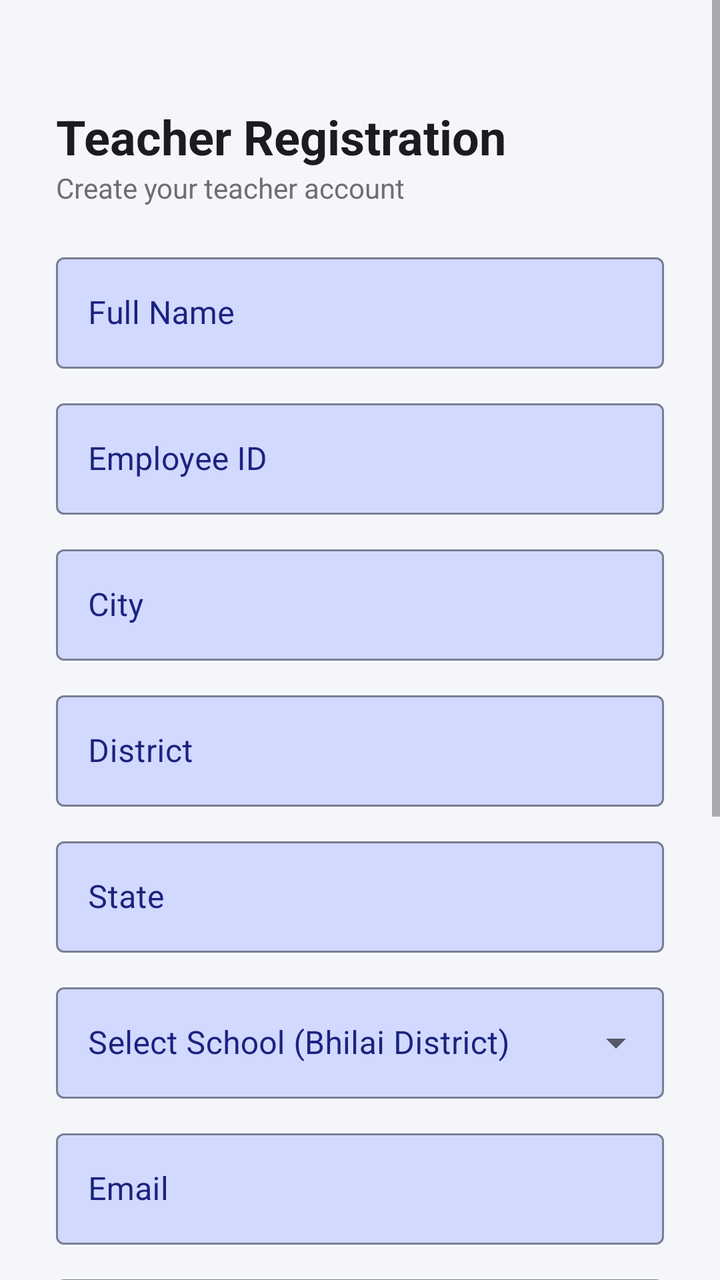
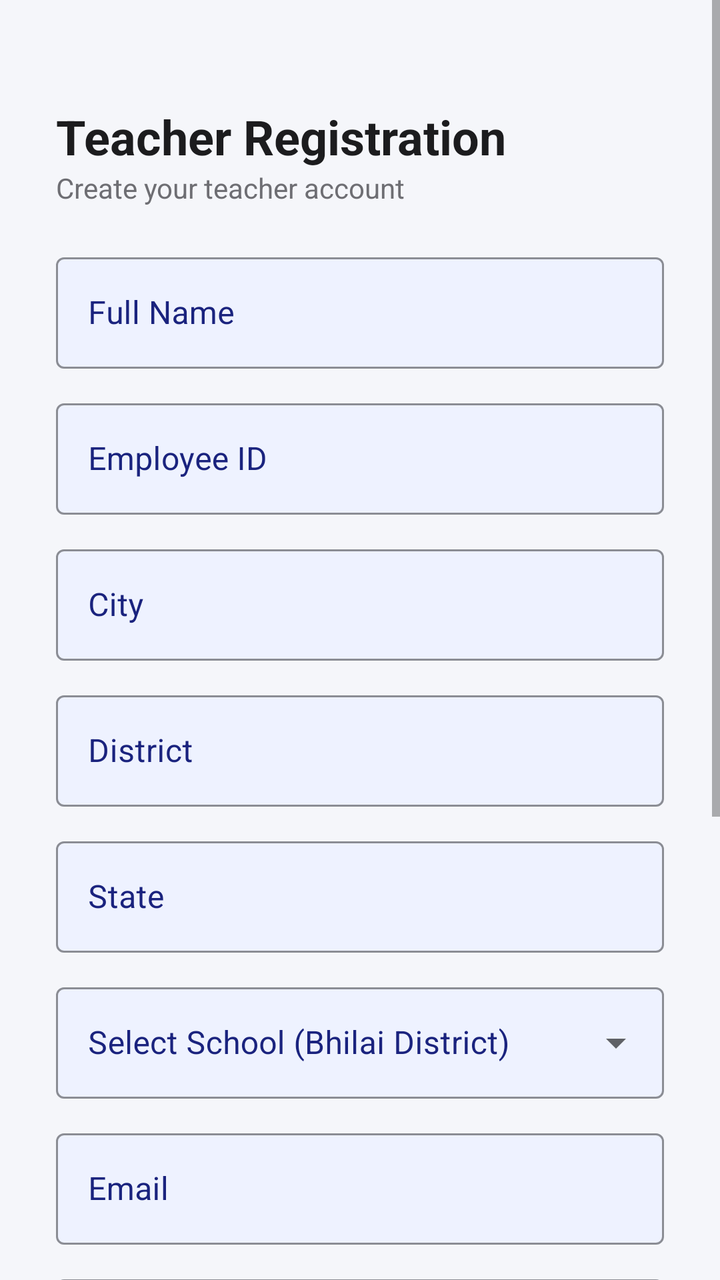

Compare the two renders of this Android layout. The source of the first and the diff that turns it into the second are given below.
<!-- AndroidManifest.xml: application theme Theme.SchoolAttendance -->
<!-- res/layout/activity_register.xml -->
<?xml version="1.0" encoding="utf-8"?>
<ScrollView xmlns:android="http://schemas.android.com/apk/res/android"
    xmlns:app="http://schemas.android.com/apk/res-auto"
    android:layout_width="match_parent"
    android:layout_height="match_parent"
    android:fillViewport="true"
    android:isScrollContainer="true"
    android:background="@color/background">

    <LinearLayout
        android:layout_width="match_parent"
        android:layout_height="wrap_content"
        android:orientation="vertical"
        android:paddingLeft="28dp"
        android:paddingTop="28dp"
        android:paddingRight="28dp"
        android:paddingBottom="100dp">

        <TextView
            android:layout_width="wrap_content"
            android:layout_height="wrap_content"
            android:layout_marginTop="24dp"
            android:text="@string/register_title"
            android:textColor="@color/text_primary"
            android:textSize="24sp"
            android:textStyle="bold" />

        <TextView
            android:layout_width="wrap_content"
            android:layout_height="wrap_content"
            android:layout_marginBottom="20dp"
            android:text="Create your teacher account"
            android:textColor="@color/text_secondary"
            android:textSize="14sp" />

        <com.google.android.material.textfield.TextInputLayout
            style="@style/Widget.MaterialComponents.TextInputLayout.OutlinedBox"
            android:layout_width="match_parent"
            android:layout_height="wrap_content"
            app:boxBackgroundColor="@color/field_bg"
            app:boxStrokeColor="@color/primary"
            android:textColorHint="@color/primary"
            app:hintTextColor="@color/primary"
            android:hint="@string/full_name_hint">
            <com.google.android.material.textfield.TextInputEditText
                android:id="@+id/etFullName"
                android:layout_width="match_parent"
                android:layout_height="wrap_content"
                android:inputType="textPersonName" />
        </com.google.android.material.textfield.TextInputLayout>

        <com.google.android.material.textfield.TextInputLayout
            style="@style/Widget.MaterialComponents.TextInputLayout.OutlinedBox"
            android:layout_width="match_parent"
            android:layout_height="wrap_content"
            app:boxBackgroundColor="@color/field_bg"
            app:boxStrokeColor="@color/primary"
            android:textColorHint="@color/primary"
            app:hintTextColor="@color/primary"
            android:layout_marginTop="12dp"
            android:hint="@string/employee_id_hint">
            <com.google.android.material.textfield.TextInputEditText
                android:id="@+id/etEmployeeId"
                android:layout_width="match_parent"
                android:layout_height="wrap_content"
                android:inputType="text" />
        </com.google.android.material.textfield.TextInputLayout>

        <com.google.android.material.textfield.TextInputLayout
            style="@style/Widget.MaterialComponents.TextInputLayout.OutlinedBox"
            android:layout_width="match_parent"
            android:layout_height="wrap_content"
            app:boxBackgroundColor="@color/field_bg"
            app:boxStrokeColor="@color/primary"
            android:textColorHint="@color/primary"
            app:hintTextColor="@color/primary"
            android:layout_marginTop="12dp"
            android:hint="@string/city_hint">
            <com.google.android.material.textfield.TextInputEditText
                android:id="@+id/etCity"
                android:layout_width="match_parent"
                android:layout_height="wrap_content"
                android:inputType="text" />
        </com.google.android.material.textfield.TextInputLayout>
        <com.google.android.material.textfield.TextInputLayout
            style="@style/Widget.MaterialComponents.TextInputLayout.OutlinedBox"
            android:layout_width="match_parent"
            android:layout_height="wrap_content"
            app:boxBackgroundColor="@color/field_bg"
            app:boxStrokeColor="@color/primary"
            android:textColorHint="@color/primary"
            app:hintTextColor="@color/primary"
            android:layout_marginTop="12dp"
            android:hint="@string/district_hint">
            <com.google.android.material.textfield.TextInputEditText
                android:id="@+id/etDistrict"
                android:layout_width="match_parent"
                android:layout_height="wrap_content"
                android:inputType="text" />
        </com.google.android.material.textfield.TextInputLayout>
        <com.google.android.material.textfield.TextInputLayout
            style="@style/Widget.MaterialComponents.TextInputLayout.OutlinedBox"
            android:layout_width="match_parent"
            android:layout_height="wrap_content"
            app:boxBackgroundColor="@color/field_bg"
            app:boxStrokeColor="@color/primary"
            android:textColorHint="@color/primary"
            app:hintTextColor="@color/primary"
            android:layout_marginTop="12dp"
            android:hint="@string/state_hint">
            <com.google.android.material.textfield.TextInputEditText
                android:id="@+id/etState"
                android:layout_width="match_parent"
                android:layout_height="wrap_content"
                android:inputType="text" />
        </com.google.android.material.textfield.TextInputLayout>

        <com.google.android.material.textfield.TextInputLayout
            style="@style/Widget.MaterialComponents.TextInputLayout.OutlinedBox.ExposedDropdownMenu"
            android:layout_width="match_parent"
            android:layout_height="wrap_content"
            app:boxBackgroundColor="@color/field_bg"
            app:boxStrokeColor="@color/primary"
            android:textColorHint="@color/primary"
            app:hintTextColor="@color/primary"
            android:layout_marginTop="12dp"
            android:hint="Select School (Bhilai District)">
            <AutoCompleteTextView
                android:id="@+id/actvSchool"
                android:layout_width="match_parent"
                android:layout_height="wrap_content"
                android:inputType="text"
                android:completionThreshold="1" />
        </com.google.android.material.textfield.TextInputLayout>

        <com.google.android.material.textfield.TextInputLayout
            style="@style/Widget.MaterialComponents.TextInputLayout.OutlinedBox"
            android:layout_width="match_parent"
            android:layout_height="wrap_content"
            app:boxBackgroundColor="@color/field_bg"
            app:boxStrokeColor="@color/primary"
            android:textColorHint="@color/primary"
            app:hintTextColor="@color/primary"
            android:layout_marginTop="12dp"
            android:hint="@string/email_hint">
            <com.google.android.material.textfield.TextInputEditText
                android:id="@+id/etEmail"
                android:layout_width="match_parent"
                android:layout_height="wrap_content"
                android:inputType="textEmailAddress" />
        </com.google.android.material.textfield.TextInputLayout>

        <com.google.android.material.textfield.TextInputLayout
            style="@style/Widget.MaterialComponents.TextInputLayout.OutlinedBox"
            app:passwordToggleEnabled="true"
            android:layout_width="match_parent"
            android:layout_height="wrap_content"
            app:boxBackgroundColor="@color/field_bg"
            app:boxStrokeColor="@color/primary"
            android:textColorHint="@color/primary"
            app:hintTextColor="@color/primary"
            android:layout_marginTop="12dp"
            android:hint="@string/password_hint">
            <com.google.android.material.textfield.TextInputEditText
                android:id="@+id/etPassword"
                android:layout_width="match_parent"
                android:layout_height="wrap_content"
                android:inputType="textPassword" />
        </com.google.android.material.textfield.TextInputLayout>

        <com.google.android.material.textfield.TextInputLayout
            style="@style/Widget.MaterialComponents.TextInputLayout.OutlinedBox"
            app:passwordToggleEnabled="true"
            android:layout_width="match_parent"
            android:layout_height="wrap_content"
            app:boxBackgroundColor="@color/field_bg"
            app:boxStrokeColor="@color/primary"
            android:textColorHint="@color/primary"
            app:hintTextColor="@color/primary"
            android:layout_marginTop="12dp"
            android:hint="@string/confirm_password_hint">
            <com.google.android.material.textfield.TextInputEditText
                android:id="@+id/etConfirmPassword"
                android:layout_width="match_parent"
                android:layout_height="wrap_content"
                android:inputType="textPassword" />
        </com.google.android.material.textfield.TextInputLayout>

        <com.google.android.material.button.MaterialButton
            android:id="@+id/btnRegister"
            android:layout_width="match_parent"
            android:layout_height="52dp"
            android:layout_marginTop="20dp"
            android:text="@string/btn_register"
            android:textAllCaps="false"
            android:textSize="16sp"
            app:cornerRadius="10dp"
            android:backgroundTint="@color/primary" />

        <ProgressBar
            android:id="@+id/progressBar"
            android:layout_width="wrap_content"
            android:layout_height="wrap_content"
            android:layout_marginTop="16dp"
            android:layout_gravity="center"
            android:visibility="gone" />

        <TextView
            android:id="@+id/tvGoLogin"
            android:layout_width="wrap_content"
            android:layout_height="wrap_content"
            android:layout_gravity="center_horizontal"
            android:layout_marginTop="20dp"
            android:layout_marginBottom="16dp"
            android:padding="4dp"
            android:text="@string/have_account"
            android:textColor="@color/text_secondary"
            android:clickable="true"
            android:focusable="true" />

    </LinearLayout>
</ScrollView>
<!-- resources referenced by this layout -->
<resources>
  <color name="background">#F5F6FA</color>
  <color name="field_bg">#D1D9FF</color>
  <color name="primary">#1A237E</color>
  <color name="text_primary">#1C1C1E</color>
  <color name="text_secondary">#6E6E73</color>
  <string name="btn_register">Register</string>
  <string name="city_hint">City</string>
  <string name="confirm_password_hint">Confirm Password</string>
  <string name="district_hint">District</string>
  <string name="email_hint">Email</string>
  <string name="employee_id_hint">Employee ID</string>
  <string name="full_name_hint">Full Name</string>
  <string name="have_account">Already have an account? Login</string>
  <string name="password_hint">Password</string>
  <string name="register_title">Teacher Registration</string>
  <string name="state_hint">State</string>
  <style name="Theme.SchoolAttendance" parent="Theme.MaterialComponents.DayNight.NoActionBar">
          <item name="colorPrimary">@color/primary</item>
          <item name="colorPrimaryDark">@color/primary_dark</item>
          <item name="colorAccent">@color/accent</item>
          <item name="android:windowBackground">@color/background</item>
          <item name="android:statusBarColor">@color/primary_dark</item>
      </style>
  <color name="primary_dark">#0D1454</color>
  <color name="accent">#FF6D00</color>
</resources>

<!-- the commit's change to res/layout/activity_register.xml (unified diff, before → after) -->
@@ -46,6 +46,7 @@
                 android:id="@+id/etFullName"
                 android:layout_width="match_parent"
                 android:layout_height="wrap_content"
+                android:textColor="#000000"
                 android:inputType="textPersonName" />
         </com.google.android.material.textfield.TextInputLayout>
 
@@ -63,6 +64,7 @@
                 android:id="@+id/etEmployeeId"
                 android:layout_width="match_parent"
                 android:layout_height="wrap_content"
+                android:textColor="#000000"
                 android:inputType="text" />
         </com.google.android.material.textfield.TextInputLayout>
 
@@ -80,6 +82,7 @@
                 android:id="@+id/etCity"
                 android:layout_width="match_parent"
                 android:layout_height="wrap_content"
+                android:textColor="#000000"
                 android:inputType="text" />
         </com.google.android.material.textfield.TextInputLayout>
         <com.google.android.material.textfield.TextInputLayout
@@ -96,6 +99,7 @@
                 android:id="@+id/etDistrict"
                 android:layout_width="match_parent"
                 android:layout_height="wrap_content"
+                android:textColor="#000000"
                 android:inputType="text" />
         </com.google.android.material.textfield.TextInputLayout>
         <com.google.android.material.textfield.TextInputLayout
@@ -112,6 +116,7 @@
                 android:id="@+id/etState"
                 android:layout_width="match_parent"
                 android:layout_height="wrap_content"
+                android:textColor="#000000"
                 android:inputType="text" />
         </com.google.android.material.textfield.TextInputLayout>
 
@@ -129,8 +134,8 @@
                 android:id="@+id/actvSchool"
                 android:layout_width="match_parent"
                 android:layout_height="wrap_content"
-                android:inputType="text"
-                android:completionThreshold="1" />
+                android:textColor="#000000"
+                android:inputType="none" />
         </com.google.android.material.textfield.TextInputLayout>
 
         <com.google.android.material.textfield.TextInputLayout
@@ -147,6 +152,7 @@
                 android:id="@+id/etEmail"
                 android:layout_width="match_parent"
                 android:layout_height="wrap_content"
+                android:textColor="#000000"
                 android:inputType="textEmailAddress" />
         </com.google.android.material.textfield.TextInputLayout>
 
@@ -165,6 +171,7 @@
                 android:id="@+id/etPassword"
                 android:layout_width="match_parent"
                 android:layout_height="wrap_content"
+                android:textColor="#000000"
                 android:inputType="textPassword" />
         </com.google.android.material.textfield.TextInputLayout>
 
@@ -183,6 +190,7 @@
                 android:id="@+id/etConfirmPassword"
                 android:layout_width="match_parent"
                 android:layout_height="wrap_content"
+                android:textColor="#000000"
                 android:inputType="textPassword" />
         </com.google.android.material.textfield.TextInputLayout>
 
<!-- resource entries referenced after the edit -->
@@ -1,7 +1,7 @@
 <!-- resources referenced by this layout -->
 <resources>
   <color name="background">#F5F6FA</color>
-  <color name="field_bg">#D1D9FF</color>
+  <color name="field_bg">#EEF2FF</color>
   <color name="primary">#1A237E</color>
   <color name="text_primary">#1C1C1E</color>
   <color name="text_secondary">#6E6E73</color>
@@ -22,6 +22,8 @@
           <item name="colorAccent">@color/accent</item>
           <item name="android:windowBackground">@color/background</item>
           <item name="android:statusBarColor">@color/primary_dark</item>
+          <item name="android:editTextColor">#000000</item>
+          <item name="editTextColor">#000000</item>
       </style>
   <color name="primary_dark">#0D1454</color>
   <color name="accent">#FF6D00</color>
